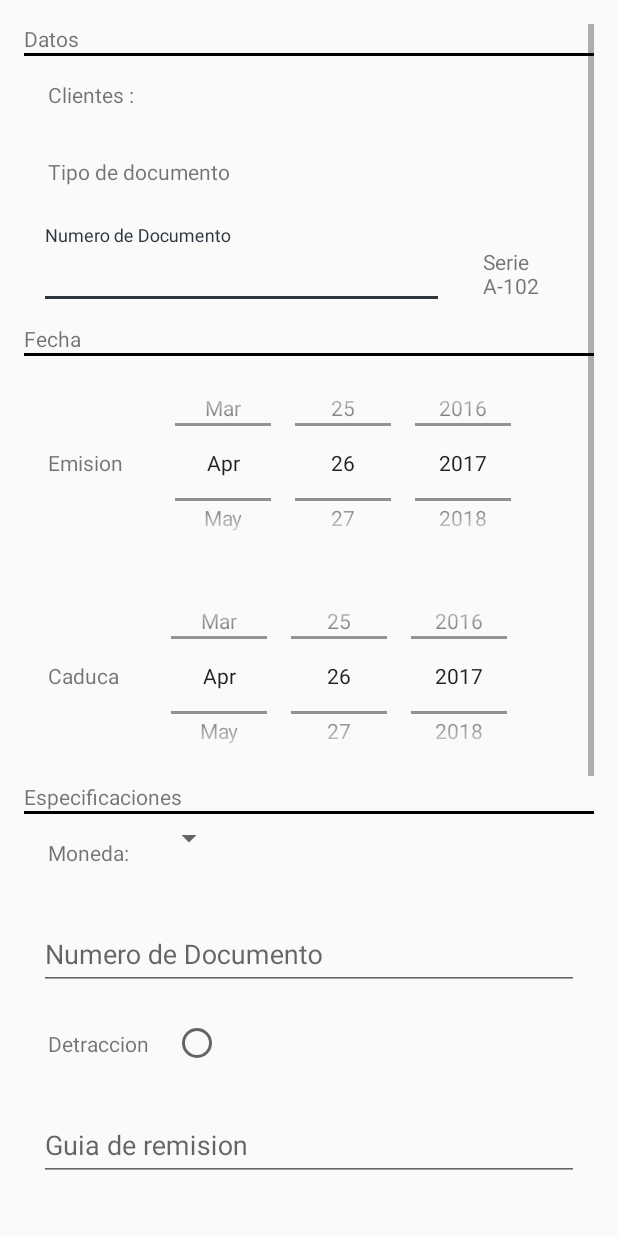
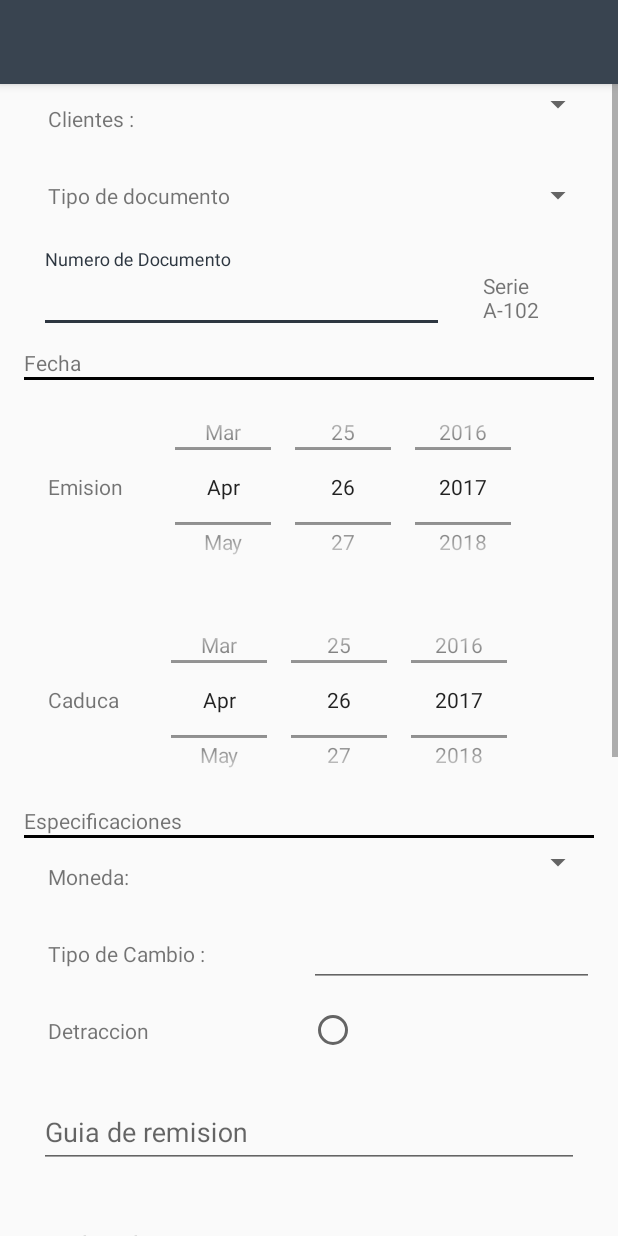
Before and after one commit to laughtt/Facturacion, an Android app: the layout add_ventas.xml on its own in the app's theme, with its tools: preview values and no code run, on a phone screen of 412 x 824 dp. Run offline under Robolectric (Android 15) with nearby library versions, the phone set to English and light mode, and no system bars.

Commit message:
commint2

```diff
--- a/app/src/main/AndroidManifest.xml
+++ b/app/src/main/AndroidManifest.xml
@@ -26,15 +26,15 @@
         <activity
             android:name=".Formularios.ventas_formulario"
             android:label="Ingrese los datos de la venta"
-            android:theme="@style/AppTheme" />
+            android:theme="@style/AppTheme.NoActionBar" />
         <activity
             android:name=".Formularios.clientes_formulario"
             android:label="Ingrese los datos del cliente"
-            android:theme="@style/AppTheme" />
+            android:theme="@style/AppTheme.NoActionBar" />
         <activity
             android:name=".Formularios.catalogo_formulario"
             android:label="Ingrese los datos del producto"
-            android:theme="@style/AppTheme" />
+            android:theme="@style/AppTheme.NoActionBar" />
 
         <activity android:name="com.example.jose.nubefact.Nubefact" android:theme="@style/AppTheme.NoActionBar" />
         <activity android:name="com.example.jose.nubefact.Login.SignupActivity" android:theme="@style/AppTheme.Dark" />
--- a/app/src/main/java/com/example/jose/nubefact/Catalogo.java
+++ b/app/src/main/java/com/example/jose/nubefact/Catalogo.java
@@ -17,7 +17,8 @@ import com.example.jose.nubefact.Formularios.catalogo_formulario;
 /**
  * A simple {@link Fragment} subclass.
  */
-public class Catalogo extends Fragment {
+public class
+Catalogo extends Fragment {
 
 
     public Catalogo() {
@@ -38,7 +39,7 @@ public class Catalogo extends Fragment {
     @Override
     public void onCreateOptionsMenu(Menu menu, MenuInflater inflater){
         menu.clear();
-        inflater.inflate(R.menu.menu_ventas , menu);
+        inflater.inflate(R.menu.menu_add, menu);
     }
 
     @Override
--- a/app/src/main/java/com/example/jose/nubefact/Clientes.java
+++ b/app/src/main/java/com/example/jose/nubefact/Clientes.java
@@ -3,8 +3,6 @@ package com.example.jose.nubefact;
 import android.content.Intent;
 import android.os.Bundle;
 import android.support.v4.app.Fragment;
-import android.support.v7.app.AppCompatActivity;
-import android.support.v7.widget.Toolbar;
 import android.view.LayoutInflater;
 import android.view.Menu;
 import android.view.MenuInflater;
@@ -13,7 +11,6 @@ import android.view.View;
 import android.view.ViewGroup;
 
 import com.example.jose.nubefact.Formularios.clientes_formulario;
-import com.example.jose.nubefact.Formularios.ventas_formulario;
 
 /**
  * Created by jose on 4/12/2017.
@@ -41,7 +38,7 @@ public class Clientes extends Fragment {
     @Override
     public void onCreateOptionsMenu(Menu menu, MenuInflater inflater){
         menu.clear();
-        inflater.inflate(R.menu.menu_ventas , menu);
+        inflater.inflate(R.menu.menu_add, menu);
     }
 
     @Override
--- a/app/src/main/res/layout/add_ventas.xml
+++ b/app/src/main/res/layout/add_ventas.xml
@@ -1,23 +1,39 @@
 <?xml version="1.0" encoding="utf-8"?>
-<ScrollView xmlns:android="http://schemas.android.com/apk/res/android"
+
+<RelativeLayout xmlns:android="http://schemas.android.com/apk/res/android"
     xmlns:tools="http://schemas.android.com/tools"
     android:layout_width="match_parent"
     android:layout_height="match_parent"
     xmlns:app="http://schemas.android.com/apk/res-auto"
-    android:padding="16dp"
-    tools:context=".Formularios.ventas_formulario"
-    android:fillViewport="true"
-    >
+    tools:context=".Formularios.ventas_formulario">
+    <android.support.design.widget.AppBarLayout
+        android:layout_width="match_parent"
+        android:layout_height="wrap_content"
+        android:theme="@style/AppTheme.AppBarOverlay">
+        <android.support.v7.widget.Toolbar
+            android:id="@+id/toolbar"
+            android:layout_width="match_parent"
+            android:layout_height="?attr/actionBarSize"
+            android:background="@android:color/transparent"
+            app:popupTheme="@style/ThemeOverlay.AppCompat.Light"
+            />
+    </android.support.design.widget.AppBarLayout>
+    <ScrollView
+        android:layout_width="match_parent"
+        android:layout_height="match_parent"
+        android:fillViewport="true">
 <LinearLayout
     android:layout_width="match_parent"
     android:layout_height="match_parent"
     android:orientation="vertical"
+    android:padding="16dp"
     android:weightSum="1">
 
     <TextView
         android:text="Datos"
         android:layout_width="match_parent"
         android:layout_height="wrap_content"
+        android:paddingTop="16dp"
         />
     <View
         android:layout_width="match_parent"
@@ -31,14 +47,16 @@
 
         <TextView
             android:text="Clientes :"
-            android:layout_width="match_parent"
+            android:layout_width="0dp"
+            android:layout_weight="1"
             android:layout_height="wrap_content"
             android:padding="16dp"
             />
-
         <Spinner
-           android:layout_width="wrap_content"
+            android:id="@+id/spinner_clientes"
+            android:layout_width="0dp"
             android:layout_height="wrap_content"
+            android:layout_weight="2"
             android:padding="16dp">
        </Spinner>
     </LinearLayout>
@@ -49,15 +67,19 @@
 
         <TextView
             android:text="Tipo de documento "
-            android:layout_width="match_parent"
+            android:layout_width="0dp"
             android:layout_height="wrap_content"
+            android:layout_weight="1"
             android:padding="16dp"
             />
 
         <Spinner
-            android:layout_width="wrap_content"
+            android:id="@+id/spinner_tipo_documento"
+            android:layout_width="0dp"
             android:layout_height="wrap_content"
-            android:padding="16dp">
+            android:layout_weight="1"
+            android:padding="16dp"
+            android:layout_gravity="center">
         </Spinner>
     </LinearLayout>
 
@@ -117,9 +139,6 @@
         android:datePickerMode="spinner"
         android:calendarViewShown="false"
         />
-
-
-
 </LinearLayout>
     <LinearLayout
         android:layout_width="match_parent"
@@ -158,40 +177,54 @@
          android:orientation="horizontal">
         <TextView
             android:text="Moneda:"
-            android:layout_width="wrap_content"
+            android:layout_width="0dp"
+            android:layout_weight="1"
             android:layout_height="wrap_content"
             android:padding="16dp" />
 
          <Spinner
-             android:layout_width="wrap_content"
+             android:id="@+id/spinner_moneda"
+             android:layout_weight="1"
+             android:layout_width="0dp"
              android:layout_height="wrap_content"
              android:padding="16dp">
          </Spinner>
 
      </LinearLayout>
-    <android.support.design.widget.TextInputLayout
+    <LinearLayout
         android:layout_width="match_parent"
         android:layout_height="wrap_content"
-        android:layout_margin="10dp">
+        android:orientation="horizontal">
+        <TextView
+            android:text="Tipo de Cambio :"
+            android:layout_weight="1"
+            android:layout_width="0dp"
+            android:layout_height="wrap_content"
+            android:padding="16dp" />
 
         <EditText android:id="@+id/input_tip_cambio"
-        android:layout_width="match_parent"
+            android:layout_width="0dp"
             android:layout_height="wrap_content"
-        android:hint="Numero de Documento"
-        android:inputType="number"
+            android:layout_weight="1"
+            android:inputType="numberDecimal"
             android:layout_gravity="center" />
-</android.support.design.widget.TextInputLayout>
+
+    </LinearLayout>
+
 <LinearLayout
     android:layout_width="match_parent"
     android:layout_height="wrap_content"
     android:orientation="horizontal">
     <TextView
         android:text="Detraccion"
-        android:layout_width="wrap_content"
+        android:layout_weight="1"
+        android:layout_width="0dp"
         android:layout_height="wrap_content"
         android:padding="16dp" />
     <RadioButton
-        android:layout_width="match_parent"
+        android:id="@+id/radio_detraccion"
+        android:layout_width="0dp"
+        android:layout_weight="1"
         android:layout_height="wrap_content"
         android:layout_gravity="center"/>
 </LinearLayout>
@@ -205,7 +238,7 @@
             android:layout_width="match_parent"
             android:layout_height="wrap_content"
             android:hint="Guia de remision"
-            android:inputType="number"
+            android:inputType="text"
             android:layout_gravity="center" />
     </android.support.design.widget.TextInputLayout>
     <android.support.design.widget.TextInputLayout
@@ -217,7 +250,7 @@
             android:layout_width="match_parent"
             android:layout_height="wrap_content"
             android:hint="Orden de Compra"
-            android:inputType="number"
+            android:inputType="text"
             android:layout_gravity="center" />
     </android.support.design.widget.TextInputLayout>
     <android.support.design.widget.TextInputLayout
@@ -228,8 +261,8 @@
         <EditText android:id="@+id/input_vehiculo"
             android:layout_width="match_parent"
             android:layout_height="wrap_content"
-            android:hint="Placa de Vehiculo"
-            android:inputType="number"
+            android:hint="Observaciones"
+            android:inputType="text"
             android:layout_gravity="center" />
     </android.support.design.widget.TextInputLayout>
 
@@ -247,11 +280,11 @@
             />
     <android.support.design.widget.FloatingActionButton
         android:id="@+id/fab"
-        android:layout_width="30dp"
-        android:layout_height="30dp"
+        android:layout_width="25dp"
+        android:layout_height="25dp"
         android:clickable="true"
         android:src="@drawable/plus"
-        android:layout_margin="5dp">
+        android:layout_margin="2dp">
     </android.support.design.widget.FloatingActionButton>
     </LinearLayout>
 
@@ -301,7 +334,6 @@
                 android:layout_gravity="center"
                 android:padding="16dp"
                 />
-
             <TextView
                 android:text="Gratuita :"
                 android:layout_width="wrap_content"
@@ -309,8 +341,6 @@
                 android:layout_gravity="center"
                 android:padding="16dp"
                 />
-
-
             <TextView
                 android:text="Total :"
                 android:layout_width="wrap_content"
@@ -325,46 +355,76 @@
             android:orientation="vertical"
             android:layout_weight="1">
             <TextView
+                android:id="@+id/exonerado"
                 android:text="00.00"
                 android:layout_width="wrap_content"
                 android:layout_gravity="center"
                 android:layout_height="wrap_content"
                 android:padding="16dp" />
             <TextView
+                android:id="@+id/inafecto"
                 android:text="00.00"
                 android:layout_width="wrap_content"
                 android:layout_gravity="center"
                 android:layout_height="wrap_content"
                 android:padding="16dp" />
             <TextView
+                android:id="@+id/gravado"
                 android:text="00.00"
                 android:layout_width="wrap_content"
                 android:layout_gravity="center"
                 android:layout_height="wrap_content"
                 android:padding="16dp" />
             <TextView
+                android:id="@+id/igv"
                 android:text="00.00"
                 android:layout_width="wrap_content"
                 android:layout_gravity="center"
                 android:layout_height="wrap_content"
                 android:padding="16dp" />
             <TextView
+                android:id="@+id/gratuita"
                 android:text="00.00"
                 android:layout_width="wrap_content"
                 android:layout_gravity="center"
                 android:layout_height="wrap_content"
                 android:padding="16dp" />
             <TextView
+                android:id="@+id/total"
                 android:text="00.00"
                 android:layout_width="wrap_content"
-
                 android:layout_gravity="center"
                 android:layout_height="wrap_content"
                 android:padding="16dp" />
         </LinearLayout>
 
+</LinearLayout>
+   <LinearLayout
+       android:layout_width="match_parent"
+       android:layout_height="wrap_content"
+       android:orientation="horizontal">
+
+       <Button
+           android:layout_width="wrap_content"
+           android:layout_height="wrap_content"
+           android:id="@+id/btn_generar"
+           android:text="Generar"
+           android:layout_marginRight="30dp"/>
+       <Button
+           android:layout_width="wrap_content"
+           android:layout_height="wrap_content"
+           android:id="@+id/btn_Guardar"
+           android:text="Guardar como borrador"
+           android:layout_marginLeft="30dp" />
+
+
+
 
    </LinearLayout>
+
+
+
+
 </LinearLayout>
-
     </ScrollView>
+    </RelativeLayout>
--- a/app/src/main/res/layout/nav_header_nubefact.xml
+++ b/app/src/main/res/layout/nav_header_nubefact.xml
@@ -13,7 +13,7 @@
     android:theme="@style/ThemeOverlay.AppCompat.Dark">
 
     <ImageView
-        android:id="@+id/imageView"
+        android:id="@+id/Nubefact_home"
         android:layout_width="wrap_content"
         android:layout_height="wrap_content"
         android:paddingTop="@dimen/nav_header_vertical_spacing"
--- a/app/src/main/res/values/colors.xml
+++ b/app/src/main/res/values/colors.xml
@@ -7,7 +7,7 @@
 
     <!-- Primary dark color for the editor -->
     <color name="editorColorPrimaryDark">#394450</color>
-    <color name="primary">#0F0FC5  </color>
+    <color name="primary">#FFFFFF</color>
     <color name="primary_dark">#E12929</color>
     <color name="primary_darker">#CC1D1D</color>
     <color name="accent">#FFFFFF</color>
--- a/app/src/main/res/values/styles.xml
+++ b/app/src/main/res/values/styles.xml
@@ -59,12 +59,11 @@
         <item name="colorPrimary">@color/colorPrimary</item>
         <item name="colorPrimaryDark">@color/colorPrimaryDark</item>
         <item name="colorAccent">@color/colorAccent</item>
-        <item name="android:windowBackground">@color/primary</item>
+        <item name="android:windowBackground">@color/colorPrimary</item>
         <item name="colorControlNormal">@color/black</item>
         <item name="colorControlActivated">@color/black</item>
         <item name="colorControlHighlight">@color/black</item>
         <item name="android:textColorHint">@color/black</item>
-
         <item name="colorButtonNormal">@color/primary_darker</item>
     </style>
 
```
Also changed, not shown: app/src/main/java/com/example/jose/nubefact/Formats/MoneyTextWatcher.java (added, +45 -0 lines), app/src/main/java/com/example/jose/nubefact/Formularios/catalogo_formulario.java (+20 -18 lines), app/src/main/java/com/example/jose/nubefact/Formularios/clientes_formulario.java (+19 -23 lines), app/src/main/java/com/example/jose/nubefact/Formularios/ventas_formulario.java (+130 -16 lines), app/src/main/java/com/example/jose/nubefact/Nubefact.java (+23 -5 lines), app/src/main/java/com/example/jose/nubefact/Ventas.java (+1 -11 lines), app/src/main/res/layout/add_catalogo.xml (+17 -1 lines), app/src/main/res/layout/add_clientes.xml (+17 -1 lines), app/src/main/res/layout/datepicker.xml (deleted, +0 -14 lines), app/src/main/res/values/strings.xml (+25 -1 lines), app/src/main/res/menu/menu_add.xml (renamed from app/src/main/res/menu/menu_ventas.xml). Lines whose indentation alone changed are shown as unchanged.
